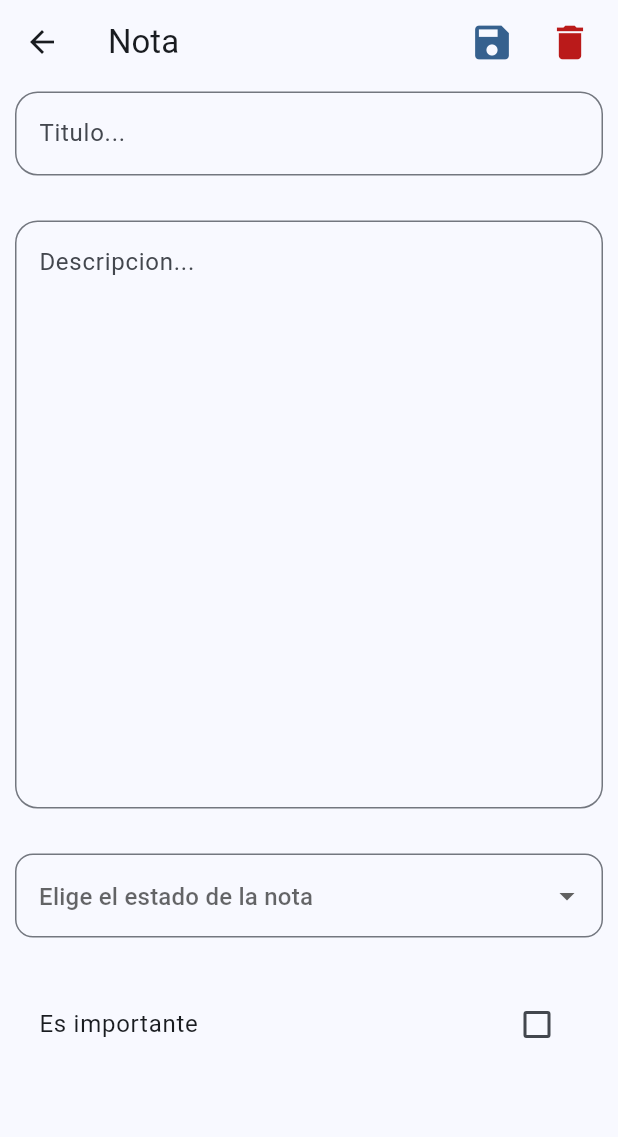
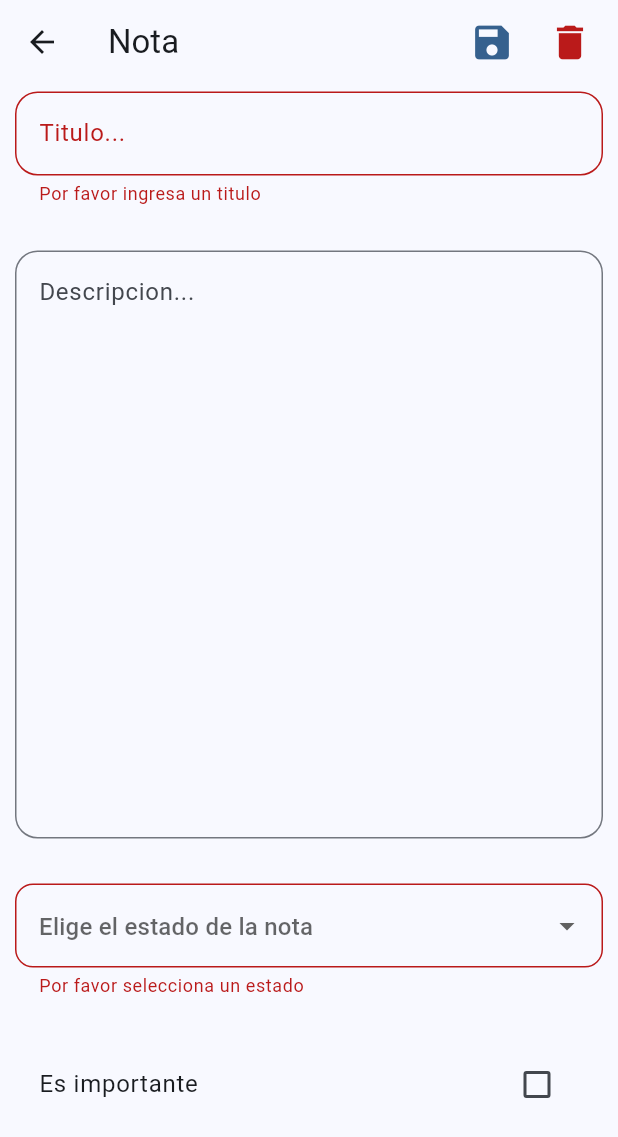
Before and after one commit to germandbl/notes_app, a Flutter app: the NoteScreen screen opened directly, after a tap on the "save" icon, on a phone screen of 412 x 824 dp. Shown: the top 1137 px of the screen. Run offline on Flutter 3.47's test engine with Material 3 defaults, Android fonts, the phone set to English and light mode, and no system bars; our stand-ins replace go_router.

Commit message:
Layout y funcionalidad base implementada

```diff
--- a/lib/presentation/screens/note_screen.dart
+++ b/lib/presentation/screens/note_screen.dart
@@ -36,8 +36,9 @@ class _NoteScreenState extends State<NoteScreen> {
               padding: const EdgeInsets.only(right: 4),
               child: IconButton(
                 onPressed: () {
-                  print(
-                      '${titleController.text}, ${descriptionController.text}, Es importante: ${important}, ${selectedState}');
+                  if (_formKey.currentState!.validate()) {
+                    //TODO: Implementar creacion de nota
+                  }
                 },
                 icon: Icon(Icons.save, color: colors.primary),
                 style: IconButton.styleFrom(
```
